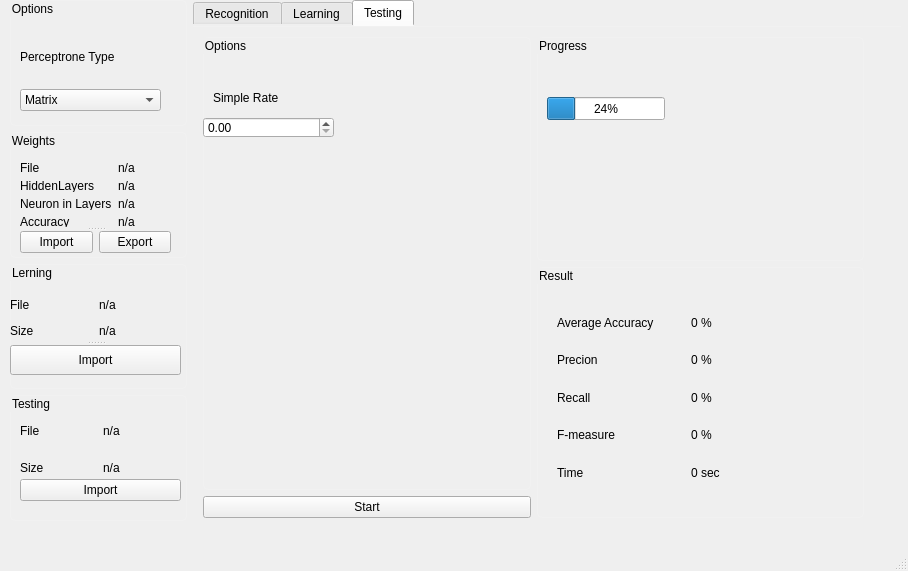
Old version of the form MLP/src/view/view.ui in the repository VladBigBrain/VladBigBrain.
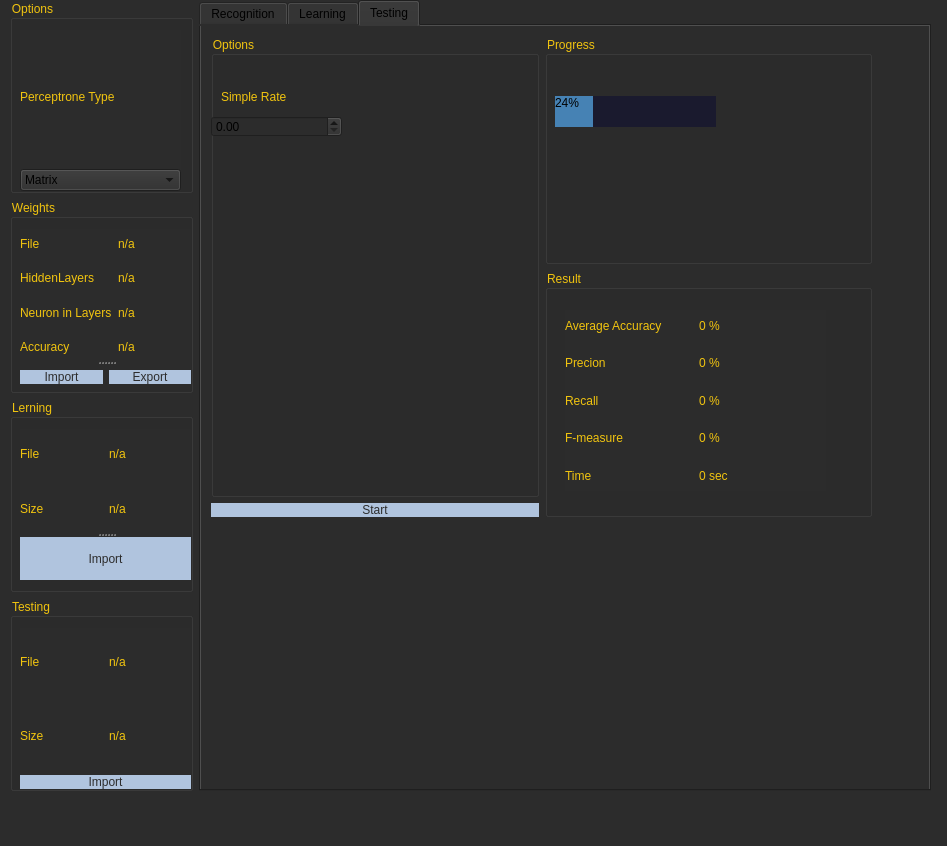
New version of the form. The open tabs and pages were chosen to show the change. Custom widgets are drawn as their Qt base class.

Commit message: view almost done

Patch:
```diff
--- a/MLP/src/view/view.ui
+++ b/MLP/src/view/view.ui
@@ -6,21 +6,77 @@
    <rect>
     <x>0</x>
     <y>0</y>
-    <width>908</width>
-    <height>571</height>
+    <width>947</width>
+    <height>846</height>
    </rect>
   </property>
   <property name="windowTitle">
    <string>MLP</string>
   </property>
+  <property name="styleSheet">
+   <string notr="true">QWidget {
+    background-color: #1a1a2e;
+}
+
+QGroupBox, QLabel {
+    color: #f1c40f;
+}
+
+QWidget {
+    background-color: #2c2c2c;
+}
+
+QGroupBox, QLabel {
+    color: #f1c40f;
+}
+
+QLabel {
+    background: none;  /* Убираем фон */
+    color: #f1c40f;  /* Цвет текста, можно адаптировать под свой дизайн */
+}
+
+QPushButton {
+    background-color: #B0C4DE; /* Металлический цвет */
+    color: #2c2c2c; /* Темный текст */
+    border: none;
+}
+
+QPushButton:hover {
+    background-color: #A9A9A9; /* Немного темнее при наведении */
+}
+
+QPushButton:pressed {
+    background-color: #778899; /* Ещё темнее при нажатии */
+}
+
+QLayout {
+    background: #B0C4DE;
+}
+
+QGridLayout, QVBoxLayout, QHBoxLayout {
+    background: #B0C4DE;
+}
+
+
+QProgressBar {
+    background-color: #1a1a2e; /* Фон, как у всего интерфейса */
+    border: none; /* Убираем рамку */
+}
+
+QProgressBar::chunk {
+    background-color: #4682B4; /* Синий цвет индикатора */
+}
+
+</string>
+  </property>
   <widget class="QWidget" name="centralwidget">
    <widget class="QWidget" name="layoutWidget">
     <property name="geometry">
      <rect>
       <x>10</x>
       <y>0</y>
-      <width>891</width>
-      <height>521</height>
+      <width>921</width>
+      <height>791</height>
      </rect>
     </property>
     <layout class="QGridLayout" name="gridLayout" rowstretch="0" columnstretch="1,4">
@@ -34,14 +90,6 @@
        </property>
        <item row="0" column="0">
         <widget class="QGroupBox" name="TypePerceptrone">
-         <property name="styleSheet">
-          <string notr="true">QGroupBox {
-    border: 1px solid #f1f1f1;
-    border-radius: 5px;
-    margin-top: 1ex;
-}
-</string>
-         </property>
          <property name="title">
           <string>Options</string>
          </property>
@@ -50,8 +98,8 @@
            <rect>
             <x>10</x>
             <y>30</y>
-            <width>141</width>
-            <height>81</height>
+            <width>161</width>
+            <height>161</height>
            </rect>
           </property>
           <layout class="QGridLayout" name="gridLayout_6">
@@ -82,14 +130,6 @@
        </item>
        <item row="1" column="0">
         <widget class="QGroupBox" name="Weightsbox">
-         <property name="styleSheet">
-          <string notr="true">QGroupBox {
-    border: 1px solid #f1f1f1;
-    border-radius: 5px;
-    margin-top: 1ex;
-}
-</string>
-         </property>
          <property name="title">
           <string>Weights</string>
          </property>
@@ -98,8 +138,8 @@
            <rect>
             <x>10</x>
             <y>30</y>
-            <width>151</width>
-            <height>91</height>
+            <width>171</width>
+            <height>161</height>
            </rect>
           </property>
           <property name="orientation">
@@ -188,24 +228,16 @@
        </item>
        <item row="2" column="0">
         <widget class="QGroupBox" name="LearningBox">
-         <property name="styleSheet">
-          <string notr="true">QGroupBox {
-    border: 1px solid #f1f1f1;
-    border-radius: 5px;
-    margin-top: 1ex;
-}
-</string>
-         </property>
          <property name="title">
           <string>Lerning</string>
          </property>
          <widget class="QSplitter" name="splitter_2">
           <property name="geometry">
            <rect>
-            <x>0</x>
+            <x>10</x>
             <y>30</y>
             <width>171</width>
-            <height>81</height>
+            <height>151</height>
            </rect>
           </property>
           <property name="orientation">
@@ -253,73 +285,61 @@
        </item>
        <item row="3" column="0">
         <widget class="QGroupBox" name="Testingbox">
-         <property name="styleSheet">
-          <string notr="true">QGroupBox {
-    border: 1px solid #f1f1f1;
-    border-radius: 5px;
-    margin-top: 1ex;
-}
-</string>
-         </property>
          <property name="title">
           <string>Testing</string>
          </property>
-         <widget class="QWidget" name="layoutWidget">
-          <property name="geometry">
-           <rect>
-            <x>10</x>
-            <y>40</y>
-            <width>161</width>
-            <height>111</height>
-           </rect>
-          </property>
-          <layout class="QVBoxLayout" name="verticalLayout">
-           <item>
-            <widget class="QPushButton" name="Testingimportbutton">
-             <property name="text">
-              <string>Import</string>
-             </property>
-            </widget>
-           </item>
-          </layout>
-         </widget>
          <widget class="QWidget" name="">
           <property name="geometry">
            <rect>
             <x>10</x>
-            <y>20</y>
-            <width>159</width>
-            <height>68</height>
+            <y>30</y>
+            <width>171</width>
+            <height>161</height>
            </rect>
           </property>
-          <layout class="QGridLayout" name="gridLayout_9">
-           <item row="0" column="0">
-            <widget class="QLabel" name="FileLabelTesting">
-             <property name="text">
-              <string>File</string>
-             </property>
-            </widget>
+          <layout class="QVBoxLayout" name="verticalLayout_3">
+           <item>
+            <layout class="QGridLayout" name="gridLayout_9">
+             <item row="0" column="0">
+              <widget class="QLabel" name="FileLabelTesting">
+               <property name="text">
+                <string>File</string>
+               </property>
+              </widget>
+             </item>
+             <item row="0" column="1">
+              <widget class="QLabel" name="FileLabelTestingresult">
+               <property name="text">
+                <string>n/a</string>
+               </property>
+              </widget>
+             </item>
+             <item row="1" column="0">
+              <widget class="QLabel" name="SizeLabelTesting">
+               <property name="text">
+                <string>Size</string>
+               </property>
+              </widget>
+             </item>
+             <item row="1" column="1">
+              <widget class="QLabel" name="SizeLabelTestingResult">
+               <property name="text">
+                <string>n/a</string>
+               </property>
+              </widget>
+             </item>
+            </layout>
            </item>
-           <item row="0" column="1">
-            <widget class="QLabel" name="FileLabelTestingresult">
-             <property name="text">
-              <string>n/a</string>
-             </property>
-            </widget>
-           </item>
-           <item row="1" column="0">
-            <widget class="QLabel" name="SizeLabelTesting">
-             <property name="text">
-              <string>Size</string>
-             </property>
-            </widget>
-           </item>
-           <item row="1" column="1">
-            <widget class="QLabel" name="SizeLabelTestingResult">
-             <property name="text">
-              <string>n/a</string>
-             </property>
-            </widget>
+           <item>
+            <layout class="QVBoxLayout" name="verticalLayout">
+             <item>
+              <widget class="QPushButton" name="Testingimportbutton">
+               <property name="text">
+                <string>Import</string>
+               </property>
+              </widget>
+             </item>
+            </layout>
            </item>
           </layout>
          </widget>
@@ -329,12 +349,6 @@
      </item>
      <item row="0" column="1">
       <widget class="QTabWidget" name="ControlWidget">
-       <property name="styleSheet">
-        <string notr="true">QTabWidget::pane {
-    border-top: 1px solid #f1f1f1;
-}
-</string>
-       </property>
        <property name="currentIndex">
         <number>2</number>
        </property>
@@ -989,14 +1003,6 @@
          <layout class="QGridLayout" name="gridLayout_3">
           <item row="0" column="0" rowspan="2">
            <widget class="QGroupBox" name="Optionstestingbox">
-            <property name="styleSheet">
-             <string notr="true">QGroupBox {
-    border: 1px solid #f1f1f1;
-    border-radius: 5px;
-    margin-top: 1ex;
-}
-</string>
-            </property>
             <property name="title">
              <string>Options</string>
             </property>
@@ -1027,14 +1033,6 @@
           </item>
           <item row="0" column="1">
            <widget class="QGroupBox" name="Progressbox">
-            <property name="styleSheet">
-             <string notr="true">QGroupBox {
-    border: 1px solid #f1f1f1;
-    border-radius: 5px;
-    margin-top: 1ex;
-}
-</string>
-            </property>
             <property name="title">
              <string>Progress</string>
             </property>
@@ -1043,8 +1041,8 @@
               <rect>
                <x>10</x>
                <y>60</y>
-               <width>118</width>
-               <height>23</height>
+               <width>161</width>
+               <height>31</height>
               </rect>
              </property>
              <property name="value">
@@ -1062,14 +1060,6 @@
           </item>
           <item row="1" column="1" rowspan="2">
            <widget class="QGroupBox" name="Result">
-            <property name="styleSheet">
-             <string notr="true">QGroupBox {
-    border: 1px solid #f1f1f1;
-    border-radius: 5px;
-    margin-top: 1ex;
-}
-</string>
-            </property>
             <property name="title">
              <string>Result</string>
             </property>
```
Left out of the diff: 72 changed lines with no effect on the pictures. The commit also changes 2 other files.
